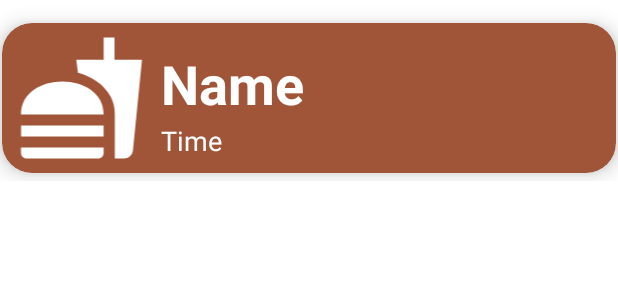
After one commit to romGki/Cook_em_all, an Android app: the layout itemcards.xml on its own in the app's theme, with its tools: preview values and no code run, on a phone screen of 412 x 824 dp. The commit adds this screen. Shown: the top 300 px of the screen. Run offline under Robolectric (Android 15) with nearby library versions, the phone set to English and light mode, and no system bars.

Commit message:
Recycle view works.

```diff
--- /dev/null
+++ b/app/src/main/res/drawable/baseline_fastfood_24.xml
@@ -0,0 +1,5 @@
+<vector android:height="24dp" android:tint="#FFFFFF"
+    android:viewportHeight="24" android:viewportWidth="24"
+    android:width="24dp" xmlns:android="http://schemas.android.com/apk/res/android">
+    <path android:fillColor="@android:color/white" android:pathData="M18.06,22.99h1.66c0.84,0 1.53,-0.64 1.63,-1.46L23,5.05h-5L18,1h-1.97v4.05h-4.97l0.3,2.34c1.71,0.47 3.31,1.32 4.27,2.26 1.44,1.42 2.43,2.89 2.43,5.29v8.05zM1,21.99L1,21h15.03v0.99c0,0.55 -0.45,1 -1.01,1L2.01,22.99c-0.56,0 -1.01,-0.45 -1.01,-1zM16.03,14.99c0,-8 -15.03,-8 -15.03,0h15.03zM1.02,17h15v2h-15z"/>
+</vector>
--- /dev/null
+++ b/app/src/main/res/layout/itemcards.xml
@@ -0,0 +1,66 @@
+<?xml version="1.0" encoding="utf-8"?>
+<androidx.constraintlayout.widget.ConstraintLayout xmlns:android="http://schemas.android.com/apk/res/android"
+    xmlns:app="http://schemas.android.com/apk/res-auto"
+    xmlns:tools="http://schemas.android.com/tools"
+    android:layout_width="match_parent"
+    android:layout_height="wrap_content">
+
+    <androidx.cardview.widget.CardView
+        android:id="@+id/itemcard"
+        android:layout_width="409dp"
+        android:layout_height="100dp"
+        android:layout_marginStart="8dp"
+        android:layout_marginTop="15dp"
+        android:layout_marginEnd="8dp"
+        android:layout_marginBottom="5dp"
+        app:cardBackgroundColor="#a15538"
+        app:cardCornerRadius="20dp"
+        app:cardElevation="8dp"
+        app:layout_constraintBottom_toBottomOf="parent"
+        app:layout_constraintEnd_toEndOf="parent"
+        app:layout_constraintStart_toStartOf="parent"
+        app:layout_constraintTop_toTopOf="parent" >
+
+        <androidx.constraintlayout.widget.ConstraintLayout
+            android:layout_width="match_parent"
+            android:layout_height="match_parent">
+
+            <ImageView
+                android:id="@+id/imageView"
+                android:layout_width="90dp"
+                android:layout_height="88dp"
+                android:layout_marginStart="8dp"
+                app:layout_constraintBottom_toBottomOf="parent"
+                app:layout_constraintStart_toStartOf="parent"
+                app:layout_constraintTop_toTopOf="parent"
+                app:srcCompat="@drawable/baseline_fastfood_24" />
+
+            <TextView
+                android:id="@+id/textViewName"
+
+                android:layout_width="150dp"
+                android:layout_height="48dp"
+                android:layout_marginStart="8dp"
+                android:layout_marginTop="16dp"
+                android:text="Name"
+                android:textColor="@color/white"
+                android:textSize="36sp"
+                android:textStyle="bold"
+                app:layout_constraintStart_toEndOf="@+id/imageView"
+                app:layout_constraintTop_toTopOf="parent" />
+
+            <TextView
+                android:id="@+id/textViewTime"
+                android:layout_width="144dp"
+                android:layout_height="30dp"
+                android:layout_marginBottom="4dp"
+                android:text="Time"
+                android:textColor="@color/white"
+                android:textSize="18sp"
+                app:layout_constraintBottom_toBottomOf="parent"
+                app:layout_constraintEnd_toEndOf="parent"
+                app:layout_constraintHorizontal_bias="0.047"
+                app:layout_constraintStart_toEndOf="@+id/imageView" />
+        </androidx.constraintlayout.widget.ConstraintLayout>
+    </androidx.cardview.widget.CardView>
+</androidx.constraintlayout.widget.ConstraintLayout>
```
Also changed, not shown: app/src/main/java/com/example/menu/RecipesList.java (+16 -4 lines), app/src/main/java/com/example/menu/adapters/RecycleViewAdapter.java (added, +69 -0 lines), app/src/main/java/com/example/menu/database/DataBaseHandler.java (+16 -3 lines), app/src/main/java/com/example/menu/models/RecipeModel.java (+15 -5 lines), app/src/main/res/layout/activity_recipeslist.xml (+8 -7 lines), app/src/main/assets/ex_recipes.db.
